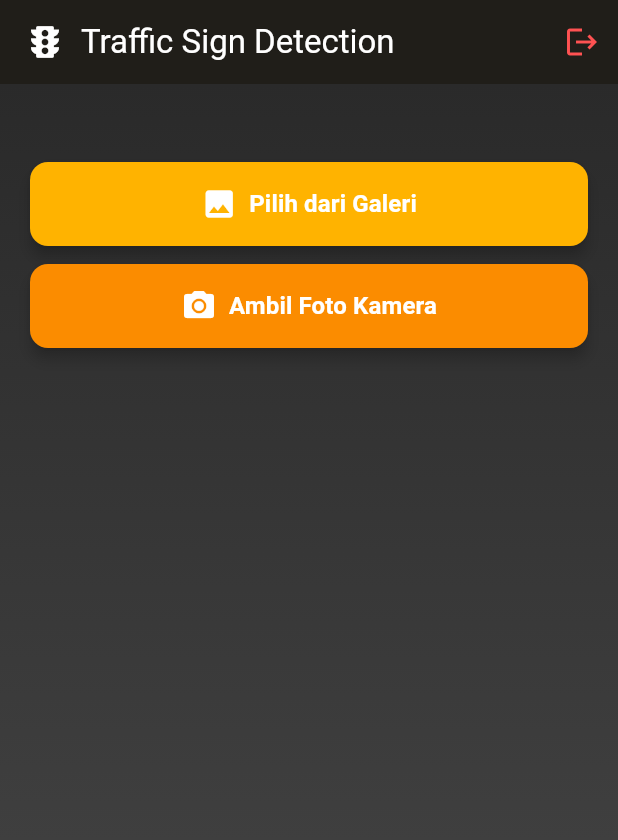
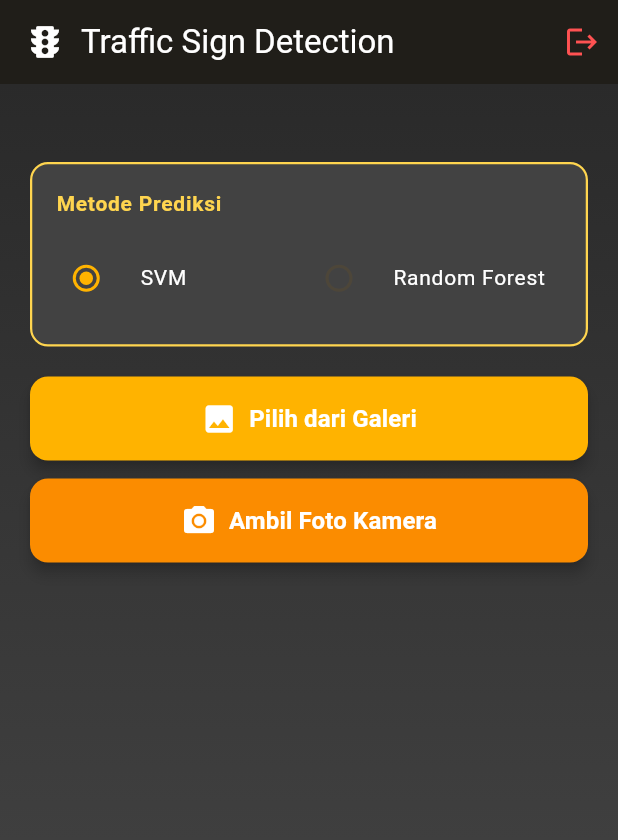
Before and after one commit to tjahjoe/Sembarang_Wes-TrafficSign-PBLS5-Group1, a Flutter app: the HomePage screen opened directly, on a phone screen of 412 x 824 dp. Shown: the top 840 px of the screen. Run offline on Flutter 3.47's test engine with Material 3 defaults, Android fonts, the phone set to English and light mode, and no system bars; our stand-ins replace image_picker, shared_preferences; accounts and stored records are empty.

Commit message:
feat: Menambahkan Metode Prediksi

```diff
--- a/mobile/pbl/lib/data/data_provider.dart
+++ b/mobile/pbl/lib/data/data_provider.dart
@@ -9,25 +9,34 @@ import 'package:http/http.dart' as http;
 import 'package:pbl/data/login_info.dart';
 
 class DataProvider extends ChangeNotifier {
-  // --- State Variables ---
   File? _image;
   String? _result;
   bool _loading = false;
   List<Map<String, dynamic>> _detections = [];
   double? _origImageWidth;
   double? _origImageHeight;
+  String _predictionMethod = 'svm';
 
-  // --- Getters untuk akses UI ---
   File? get image => _image;
   String? get result => _result;
   bool get isLoading => _loading;
   List<Map<String, dynamic>> get detections => _detections;
   double? get origImageWidth => _origImageWidth;
   double? get origImageHeight => _origImageHeight;
+  String get predictionMethod => _predictionMethod;
 
-  static const String SERVER_URL = 'http://192.168.1.7:5000';
+  // Set IP sesuai dengan server yang digunakan
+  static const String SERVER_URL = 'http://192.168.1.9:5000';
 
-  // --- Logika Pemrosesan Gambar dan Komunikasi Server ---
+  // Setter untuk metode prediksi
+  void setPredictionMethod(String method) {
+    if (method == 'svm' || method == 'rf') {
+      _predictionMethod = method;
+      notifyListeners();
+    }
+  }
+
+  // Logika Pemrosesan Gambar dan Komunikasi Server
 
   Future<bool> isLoggedIn() async
   {
@@ -146,7 +155,9 @@ class DataProvider extends ChangeNotifier {
     notifyListeners();
 
     try {
-      final uri = Uri.parse('$SERVER_URL/predict-svm');
+      // Pilih endpoint berdasarkan metode yang dipilih
+      final endpoint = _predictionMethod == 'svm' ? '/predict-svm' : '/predict-rf';
+      final uri = Uri.parse('$SERVER_URL$endpoint');
       final request = http.MultipartRequest('POST', uri);
       request.files.add(
         await http.MultipartFile.fromPath('image', pickedFile.path),
@@ -161,7 +172,8 @@ class DataProvider extends ChangeNotifier {
           final pred = body['prediction'];
           final labelName = pred['label_name'] ?? 'unknown';
           final labelIndex = pred['label_index'] ?? 'unknown';
-          _result = 'Prediksi: $labelName (index: $labelIndex)';
+          final methodName = _predictionMethod == 'svm' ? 'SVM' : 'Random Forest';
+          _result = 'Prediksi ($methodName): $labelName (index: $labelIndex)';
         } else if (body['error'] != null) {
           _result = 'Server error: ${body['error']}';
         } else {
--- a/mobile/pbl/lib/pages/home_page.dart
+++ b/mobile/pbl/lib/pages/home_page.dart
@@ -127,6 +127,79 @@ class HomePage extends StatelessWidget {
                       ),
                     ),
                   const SizedBox(height: 28),
+
+                  // Pilihan Metode Prediksi
+                  Container(
+                    padding: const EdgeInsets.all(16),
+                    decoration: BoxDecoration(
+                      color: Colors.grey.shade800,
+                      borderRadius: BorderRadius.circular(12),
+                      border: Border.all(
+                        color: Colors.amber.shade300,
+                        width: 1.5,
+                      ),
+                    ),
+                    child: Column(
+                      crossAxisAlignment: CrossAxisAlignment.start,
+                      children: [
+                        Text(
+                          'Metode Prediksi',
+                          style: TextStyle(
+                            color: Colors.amber.shade300,
+                            fontSize: 14,
+                            fontWeight: FontWeight.w600,
+                            letterSpacing: 0.5,
+                          ),
+                        ),
+                        const SizedBox(height: 12),
+                        Row(
+                          children: [
+                            Expanded(
+                              child: RadioListTile<String>(
+                                title: const Text(
+                                  'SVM',
+                                  style: TextStyle(
+                                    color: Colors.white,
+                                    fontSize: 14,
+                                  ),
+                                ),
+                                value: 'svm',
+                                groupValue: dataProvider.predictionMethod,
+                                onChanged: _loading ? null : (value) {
+                                  if (value != null) {
+                                    dataProviderFunction.setPredictionMethod(value);
+                                  }
+                                },
+                                activeColor: Colors.amber.shade600,
+                                contentPadding: EdgeInsets.zero,
+                              ),
+                            ),
+                            Expanded(
+                              child: RadioListTile<String>(
+                                title: const Text(
+                                  'Random Forest',
+                                  style: TextStyle(
+                                    color: Colors.white,
+                                    fontSize: 14,
+                                  ),
+                                ),
+                                value: 'rf',
+                                groupValue: dataProvider.predictionMethod,
+                                onChanged: _loading ? null : (value) {
+                                  if (value != null) {
+                                    dataProviderFunction.setPredictionMethod(value);
+                                  }
+                                },
+                                activeColor: Colors.amber.shade600,
+                                contentPadding: EdgeInsets.zero,
+                              ),
+                            ),
+                          ],
+                        ),
+                      ],
+                    ),
+                  ),
+                  const SizedBox(height: 20),
 
                   Column(
                     crossAxisAlignment: CrossAxisAlignment.stretch,
```
